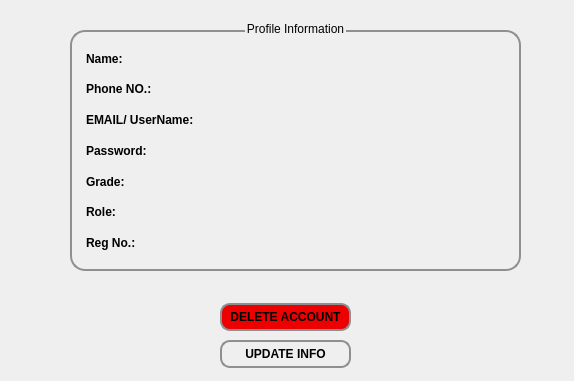
Above: profileinfo.ui from suvam452/Mulyankan before the change. Below: the same form after it.
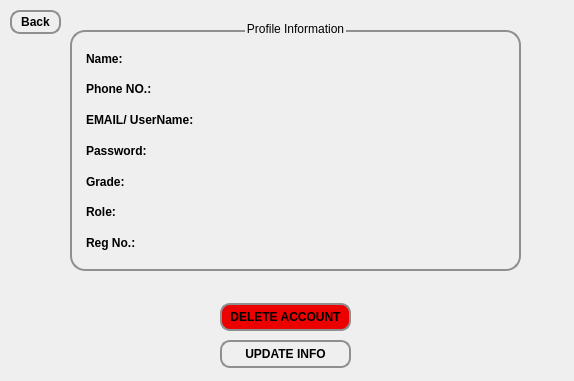
That is the form after the change.

Diff of the .ui file:
```diff
--- a/profileinfo.ui
+++ b/profileinfo.ui
@@ -268,6 +268,36 @@
      </item>
     </layout>
    </widget>
+   <widget class="QPushButton" name="pushButton_back">
+    <property name="geometry">
+     <rect>
+      <x>10</x>
+      <y>10</y>
+      <width>51</width>
+      <height>24</height>
+     </rect>
+    </property>
+    <property name="font">
+     <font>
+      <bold>true</bold>
+     </font>
+    </property>
+    <property name="styleSheet">
+     <string notr="true">QPushButton {
+    border: 2px solid #8f8f91;
+    border-radius: 10px; 
+    background-color:rgb(255, 255, 255,0);
+    min-width: 10px; 
+    min-height: 10px; 
+    padding: 5px; 
+    margin: 0px; 
+}
+</string>
+    </property>
+    <property name="text">
+     <string>Back</string>
+    </property>
+   </widget>
   </widget>
  </widget>
  <resources/>
```
